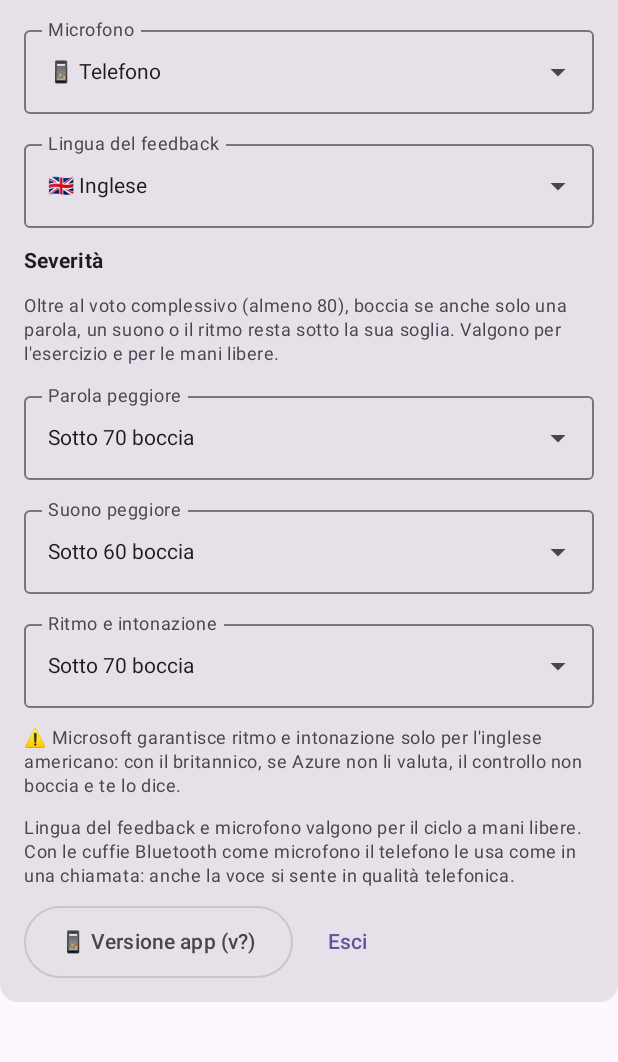
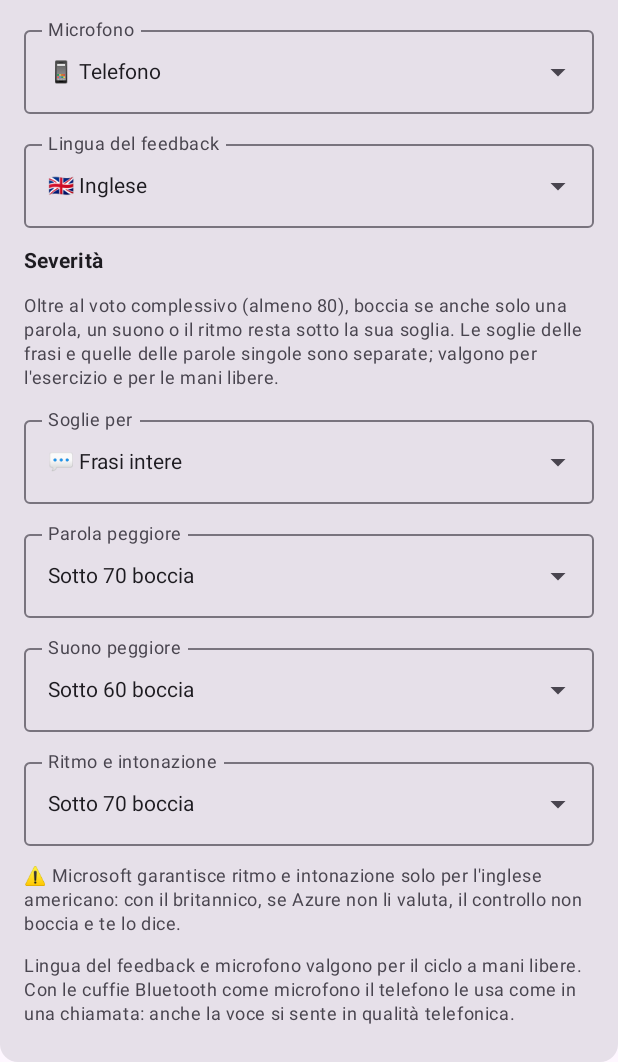
Before and after one commit to garsal1971/garsal-apps-public, an Android app built with Jetpack Compose: the composable Connesso shown on its own in the app's theme, on a phone screen of 412 x 824 dp, the part 174-1236 px from its top. Run offline under Robolectric (Android 15) with nearby library versions, the phone set to English and light mode, and no system bars.

Commit message:
feat: Pronuncia 1.10.0 — soglie di severità separate per frasi e parole singole
Co-Authored-By: Claude Opus 5.5 <noreply@anthropic.com>
Claude-Session: https://claude.ai/code/session_014wZfwF8TuVTDp3tqzw3Gj2

```diff
--- a/android-app/pronuncia/app/build.gradle
+++ b/android-app/pronuncia/app/build.gradle
@@ -19,8 +19,8 @@ android {
         applicationId "com.garsal.pronuncia"
         minSdk 26
         targetSdk 36
-        versionCode 10
-        versionName "1.9.0"
+        versionCode 11
+        versionName "1.10.0"
 
         // ⚠️ Solo arm64: lo Speech SDK di Azure si porta dentro le librerie native
         // per quattro ABI, e tenerle tutte vorrebbe dire un APK tre volte più
--- a/android-app/pronuncia/app/src/main/java/com/garsal/pronuncia/Ciclo.kt
+++ b/android-app/pronuncia/app/src/main/java/com/garsal/pronuncia/Ciclo.kt
@@ -107,7 +107,7 @@ object Ciclo {
             Servizi.tts.pronuncia(frase.testo, voce, accento, lenta)
             while (true) {
                 cosa("🎙 Tocca a te")
-                val esito = try { Servizi.valutatore.valuta(frase.testo, accento, p.sogliaRitmo != null) } catch (e: NessunaVoce) { null }
+                val esito = try { Servizi.valutatore.valuta(frase.testo, accento, p.soglia(Controllo.RITMO, frase.parola) != null) } catch (e: NessunaVoce) { null }
                 if (esito == null) {
                     if (++silenzi >= SILENZI) return Fine.Silenzio
                     di(Feedback.Cosa.SILENZIO)
@@ -124,7 +124,7 @@ object Ciclo {
                     cosa("🔁 La tua voce")
                     Riascolto.suona(v, Servizi.tts.comunicazione)
                 }
-                val verdetto = Giudizio.di(esito, p)
+                val verdetto = Giudizio.di(esito, p, frase.parola)
                 cosa("📊 Il voto")
                 Servizi.tts.parla(Feedback.voto(lingua, esito.pronuncia), voceFb, linguaFb)
                 if (verdetto.buona) {
--- a/android-app/pronuncia/app/src/main/java/com/garsal/pronuncia/Giudizio.kt
+++ b/android-app/pronuncia/app/src/main/java/com/garsal/pronuncia/Giudizio.kt
@@ -24,6 +24,9 @@ data class Verdetto(
  * - **suono peggiore**: basta un fonema sotto soglia, e si dice quale;
  * - **ritmo e intonazione**: il `ProsodyScore` di Azure.
  *
+ * Le soglie sono due serie, una per le frasi e una per le parole singole
+ * (`Prefs.soglia`, `Controllo`).
+ *
  * ⚠️ Il ritmo Microsoft lo documenta solo per l'inglese americano. Se Azure non
  * lo restituisce (`Esito.ritmo == null`) il controllo NON boccia: lo dice in
  * [Verdetto.note]. Un controllo che non si può fare non è un controllo fallito.
@@ -32,14 +35,11 @@ data class Verdetto(
  * riscriverebbe all'indietro quali frasi erano «riuscite».
  */
 object Giudizio {
-    const val PAROLA = 70
-    const val SUONO = 60
-    const val RITMO = 70
-
     /** Le soglie fra cui si sceglie; `null` = controllo spento. */
     val SOGLIE: List<Int?> = listOf(null, 50, 60, 70, 80, 90)
 
-    fun di(e: Esito, p: Prefs): Verdetto {
+    /** [parola]: il tentativo è su una parola singola, e valgono le sue soglie. */
+    fun di(e: Esito, p: Prefs, parola: Boolean): Verdetto {
         val motivi = mutableListOf<String>()
         val note = mutableListOf<String>()
         val curare = linkedSetOf<Parola>()
@@ -49,7 +49,7 @@ object Giudizio {
         // Le parole della frase: le inserite non ci sono, quindi non contano.
         val dette = e.parole.filter { it.errore != "Insertion" }
 
-        p.sogliaParola?.let { s ->
+        p.soglia(Controllo.PAROLA, parola)?.let { s ->
             dette.firstOrNull { it.errore == "Omission" }?.let {
                 motivi += "parola saltata: «${it.testo}»"; curare += it
             }
@@ -58,7 +58,7 @@ object Giudizio {
                 ?.let { motivi += "«${it.testo}» ${uno(it.accuratezza)}, sotto $s"; curare += it }
         }
 
-        p.sogliaSuono?.let { s ->
+        p.soglia(Controllo.SUONO, parola)?.let { s ->
             dette.filter { it.errore != "Omission" }
                 .flatMap { w -> w.fonemi.map { Triple(w, it.first, it.second) } }
                 .minByOrNull { it.third }
@@ -66,7 +66,7 @@ object Giudizio {
                 ?.let { (w, f, v) -> motivi += "suono /$f/ in «${w.testo}» ${uno(v)}, sotto $s"; curare += w }
         }
 
-        p.sogliaRitmo?.let { s ->
+        p.soglia(Controllo.RITMO, parola)?.let { s ->
             val r = e.ritmo
             when {
                 r == null -> note += "Ritmo e intonazione: Azure non li ha valutati" +
--- a/android-app/pronuncia/app/src/main/java/com/garsal/pronuncia/Prefs.kt
+++ b/android-app/pronuncia/app/src/main/java/com/garsal/pronuncia/Prefs.kt
@@ -27,6 +27,16 @@ enum class Voce {
          *  le preferenze vecchie si rileggono da lì. */
         fun da(s: String?) = entries.firstOrNull { it.name == s } ?: if (s?.contains("Ryan") == true) UOMO else DONNA
     }
+}
+
+/** I tre controlli severi del `Giudizio`, con la soglia di partenza per le
+ *  frasi e per le parole singole (0 = spento). Su una parola sola il suono
+ *  peggiore è il solo che dica qualcosa: la parola peggiore è lei stessa, e il
+ *  ritmo di una parola non c'è. */
+enum class Controllo(val chiave: String, val etichetta: String, val frase: Int, val parola: Int) {
+    PAROLA("parola", "Parola peggiore", 70, 0),
+    SUONO("suono", "Suono peggiore", 60, 50),
+    RITMO("ritmo", "Ritmo e intonazione", 70, 0),
 }
 
 /** Da dove si ascolta nel ciclo a mani libere (`CicloService.instrada`). */
@@ -72,18 +82,17 @@ class Prefs(ctx: Context) {
         get() = Accento.da(p.getString("accento", null))
         set(v) = p.edit().putString("accento", v.name).apply()
 
-    /** I tre controlli severi (vedi `Giudizio`): la soglia, o `null` = spento. */
-    var sogliaParola: Int?
-        get() = p.getInt("soglia_parola", Giudizio.PAROLA).takeIf { it > 0 }
-        set(v) = p.edit().putInt("soglia_parola", v ?: 0).apply()
+    /** I tre controlli severi (vedi `Giudizio`), con soglie diverse per le
+     *  frasi e per le parole singole: la soglia, o `null` = spento.
+     *  ⚠️ Le chiavi delle frasi sono quelle della v1.8.0: chi le aveva già
+     *  cambiate le ritrova. Le parole hanno il suffisso `_parole`. */
+    fun soglia(c: Controllo, parole: Boolean): Int? =
+        p.getInt(chiave(c, parole), if (parole) c.parola else c.frase).takeIf { it > 0 }
 
-    var sogliaSuono: Int?
-        get() = p.getInt("soglia_suono", Giudizio.SUONO).takeIf { it > 0 }
-        set(v) = p.edit().putInt("soglia_suono", v ?: 0).apply()
+    fun impostaSoglia(c: Controllo, parole: Boolean, v: Int?) =
+        p.edit().putInt(chiave(c, parole), v ?: 0).apply()
 
-    var sogliaRitmo: Int?
-        get() = p.getInt("soglia_ritmo", Giudizio.RITMO).takeIf { it > 0 }
-        set(v) = p.edit().putInt("soglia_ritmo", v ?: 0).apply()
+    private fun chiave(c: Controllo, parole: Boolean) = "soglia_${c.chiave}" + if (parole) "_parole" else ""
 
     var microfono: Microfono
         get() = Microfono.da(p.getString("microfono", null))
--- a/android-app/pronuncia/app/src/main/java/com/garsal/pronuncia/ui/Esercizio.kt
+++ b/android-app/pronuncia/app/src/main/java/com/garsal/pronuncia/ui/Esercizio.kt
@@ -41,6 +41,7 @@ import com.garsal.pronuncia.Storico
 import com.garsal.pronuncia.Ripasso
 import com.garsal.pronuncia.Riascolto
 import com.garsal.pronuncia.Frasi
+import com.garsal.pronuncia.Controllo
 import com.garsal.pronuncia.Giudizio
 import com.garsal.pronuncia.NessunaVoce
 import com.garsal.pronuncia.Parola
@@ -128,7 +129,7 @@ fun Esercizio(parole: Boolean) {
         miaVoce = null
         scope.launch {
             try {
-                val e = Servizi.valutatore.valuta(f.testo, prefs.accento, prefs.sogliaRitmo != null)
+                val e = Servizi.valutatore.valuta(f.testo, prefs.accento, prefs.soglia(Controllo.RITMO, f.parola) != null)
                 esito = e
                 miaVoce = Servizi.valutatore.ultimaVoce
                 Storico.registra(ctx, f, e, "esercizio")
@@ -235,16 +236,16 @@ fun Esercizio(parole: Boolean) {
             }
 
             nota?.let { Text(it, color = MaterialTheme.colorScheme.error) }
-            esito?.let { Risultato(it) }
+            esito?.let { Risultato(it, frase?.parola == true) }
         }
     }
 }
 
 @OptIn(ExperimentalLayoutApi::class)
 @Composable
-private fun Risultato(e: Esito) {
+private fun Risultato(e: Esito, parola: Boolean) {
     Column(verticalArrangement = Arrangement.spacedBy(8.dp)) {
-        val verdetto = remember(e) { Giudizio.di(e, Servizi.prefs) }
+        val verdetto = remember(e) { Giudizio.di(e, Servizi.prefs, parola) }
         val buona = verdetto.buona
         Text(
             "${if (buona) "✅ Good" else "🔁 Da ripetere"} · ${uno(e.pronuncia)}/100",
--- a/android-app/pronuncia/app/src/main/java/com/garsal/pronuncia/ui/Principale.kt
+++ b/android-app/pronuncia/app/src/main/java/com/garsal/pronuncia/ui/Principale.kt
@@ -38,6 +38,7 @@ import androidx.compose.ui.platform.LocalContext
 import androidx.compose.ui.text.font.FontWeight
 import androidx.compose.ui.unit.dp
 import com.garsal.pronuncia.Accento
+import com.garsal.pronuncia.Controllo
 import com.garsal.pronuncia.DialogoAggiornamento
 import com.garsal.pronuncia.Giudizio
 import com.garsal.pronuncia.LinguaFeedback
@@ -101,9 +102,12 @@ private fun Connesso(onStorico: () -> Unit) {
 
     var voce by remember { mutableStateOf(prefs.voce) }
     var accento by remember { mutableStateOf(prefs.accento) }
-    var sParola by remember { mutableStateOf(prefs.sogliaParola) }
-    var sSuono by remember { mutableStateOf(prefs.sogliaSuono) }
-    var sRitmo by remember { mutableStateOf(prefs.sogliaRitmo) }
+    // Le soglie che si stanno guardando: frasi o parole singole. Parte da
+    // quel che si esercita adesso, che è quasi sempre quel che si vuole tarare.
+    var soglieParole by remember { mutableStateOf(prefs.parole) }
+    var soglie by remember(soglieParole) {
+        mutableStateOf(Controllo.entries.associateWith { prefs.soglia(it, soglieParole) })
+    }
     var microfono by remember { mutableStateOf(prefs.microfono) }
     var feedback by remember { mutableStateOf(prefs.linguaFeedback) }
     var dialogoVersione by remember { mutableStateOf(false) }
@@ -147,14 +151,19 @@ private fun Connesso(onStorico: () -> Unit) {
             }
             Text("Severità", style = MaterialTheme.typography.titleSmall, fontWeight = FontWeight.Bold)
             Text(
-                "Oltre al voto complessivo (almeno 80), boccia se anche solo una parola, un suono o il ritmo resta sotto la sua soglia. Valgono per l'esercizio e per le mani libere.",
+                "Oltre al voto complessivo (almeno 80), boccia se anche solo una parola, un suono o il ritmo resta sotto la sua soglia. Le soglie delle frasi e quelle delle parole singole sono separate; valgono per l'esercizio e per le mani libere.",
                 style = MaterialTheme.typography.bodySmall,
                 color = MaterialTheme.colorScheme.onSurfaceVariant,
             )
-            Tendina("Parola peggiore", sParola, Giudizio.SOGLIE, ::soglia) { sParola = it; prefs.sogliaParola = it }
-            Tendina("Suono peggiore", sSuono, Giudizio.SOGLIE, ::soglia) { sSuono = it; prefs.sogliaSuono = it }
-            Tendina("Ritmo e intonazione", sRitmo, Giudizio.SOGLIE, ::soglia) { sRitmo = it; prefs.sogliaRitmo = it }
-            if (sRitmo != null && accento == Accento.BRITANNICO) {
+            Tendina("Soglie per", soglieParole, listOf(false, true), { if (it) "🔤 Parole singole" else "💬 Frasi intere" }) {
+                soglieParole = it
+            }
+            Controllo.entries.forEach { c ->
+                Tendina(c.etichetta, soglie[c], Giudizio.SOGLIE, ::soglia) {
+                    soglie = soglie + (c to it); prefs.impostaSoglia(c, soglieParole, it)
+                }
+            }
+            if (soglie[Controllo.RITMO] != null && accento == Accento.BRITANNICO) {
                 Text(
                     "⚠️ Microsoft garantisce ritmo e intonazione solo per l'inglese americano: con il britannico, se Azure non li valuta, il controllo non boccia e te lo dice.",
                     style = MaterialTheme.typography.bodySmall,
```
Also changed, not shown: 1 other file.
